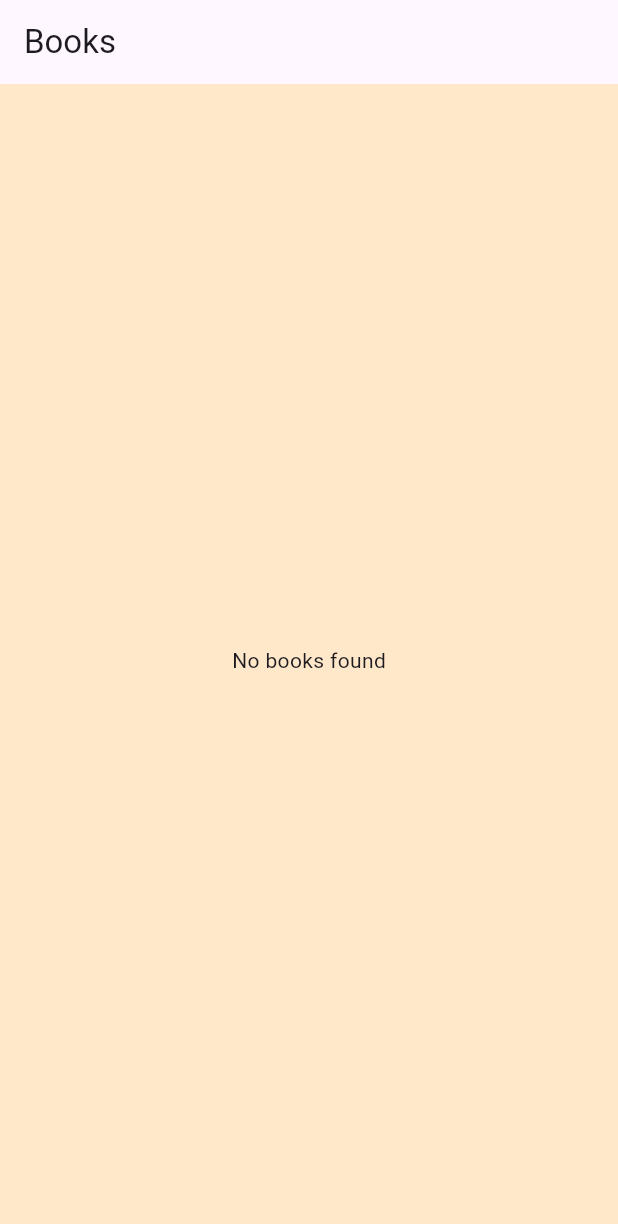
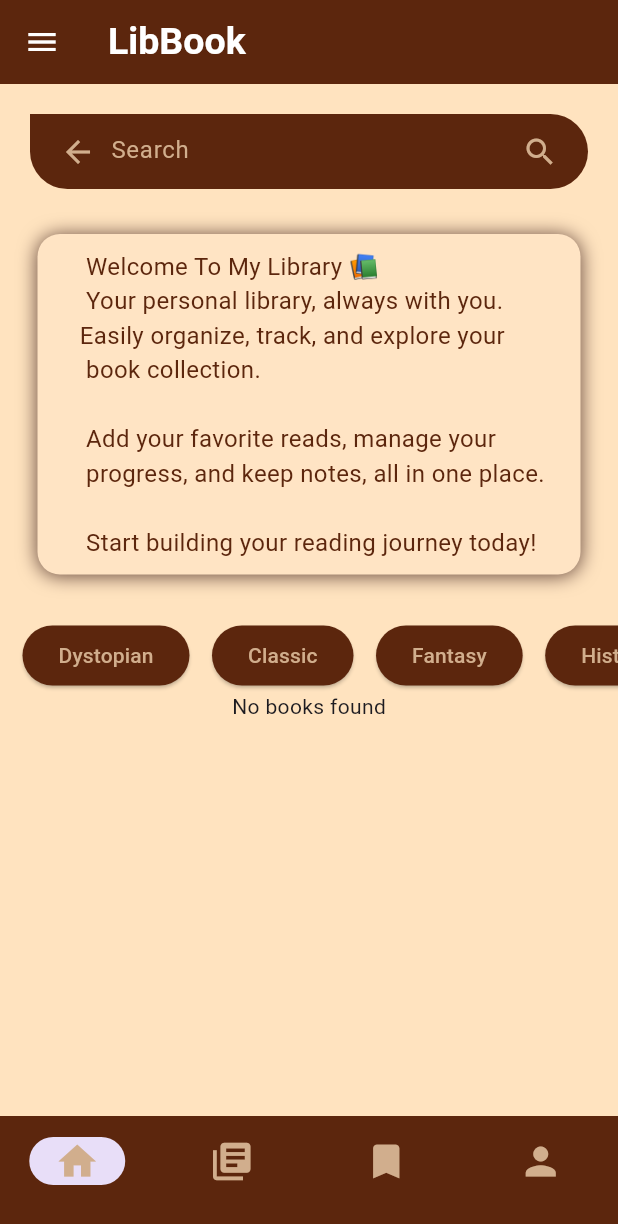
Before and after one commit to BatoolGhanima/Library-Flutter-Project, a Flutter app: the screen it shows after launch, on a phone screen of 412 x 824 dp. Shown: the top 1224 px of the screen. Run offline on Flutter 3.47's test engine with Material 3 defaults, Android fonts, the phone set to English and light mode, and no system bars; our stand-ins replace cloud_firestore, firebase_core, google_fonts; missing offline and left inert: flutter_pdfview; accounts and stored records are empty.

Commit message:
add details , pdfView , and edite some things

```diff
--- /dev/null
+++ b/lib/components/BookListView.dart
@@ -0,0 +1,89 @@
+import 'package:flutter/material.dart';
+import 'package:cloud_firestore/cloud_firestore.dart';
+import '../modules/item.dart';
+import '../pages/DetailsPage.dart';
+
+class BookListView extends StatefulWidget {
+  const BookListView({super.key});
+
+  @override
+  State<BookListView> createState() => _BookListViewState();
+}
+
+class _BookListViewState extends State<BookListView> {
+  final CollectionReference booksRef = FirebaseFirestore.instance.collection('books');
+  List<Book> favoriteBook = [];
+
+  @override
+  Widget build(BuildContext context) {
+    return StreamBuilder<QuerySnapshot>(
+      stream: booksRef.snapshots(),
+      builder: (context, snapshot) {
+        if (snapshot.connectionState == ConnectionState.waiting)
+          return Center(child: CircularProgressIndicator());
+
+        if (snapshot.hasError)
+          return Center(child: Text("Error: ${snapshot.error}"));
+
+        if (!snapshot.hasData || snapshot.data!.docs.isEmpty)
+          return Center(child: Text("No books found"));
+
+        final books = snapshot.data!.docs.map((doc) {
+          return Book.fromMap(doc.data() as Map<String, dynamic>);
+        }).toList();
+
+        return ListView.builder(
+          itemCount: books.length,
+          shrinkWrap: true,
+          physics: NeverScrollableScrollPhysics(), // حتى لا يحصل تصادم Scroll
+          itemBuilder: (context, index) {
+            final book = books[index];
+            return Card(
+              color: const Color.fromARGB(189, 233, 192, 162),
+              shape: RoundedRectangleBorder(
+                borderRadius: BorderRadius.circular(15),
+              ),
+              elevation: 5,
+              margin: EdgeInsets.all(20),
+              child: ListTile(
+                contentPadding: EdgeInsets.all(16),
+                leading: Card(
+                  shape: RoundedRectangleBorder(
+                    borderRadius: BorderRadius.circular(15),
+                  ),
+                  child: Image.network(book.image, width: 75, height: 75, fit: BoxFit.cover),
+                ),
+                title: Text(
+                  book.name,
+                  style: TextStyle(
+                    fontWeight: FontWeight.bold,
+                    color: Color.fromARGB(255, 125, 39, 0),
+                    fontSize: 20,
+                  ),
+                ),
+                subtitle: Text(
+                  book.author,
+                  style: TextStyle(color: Colors.white),
+                ),
+                trailing: IconButton(
+                  onPressed: () {
+                   setState(() {
+                     favoriteBook.add(book);
+                   });
+                  },
+                  icon: Icon(Icons.favorite_border_outlined, color:Color.fromARGB(255, 125, 39, 0) , size: 40,),
+                ),
+                onTap: () {
+                  Navigator.push(
+                    context,
+                    MaterialPageRoute(builder: (context) => DetailsPage(book: book)),
+                  );
+                },
+              ),
+            );
+          },
+        );
+      },
+    );
+  }
+}
--- /dev/null
+++ b/lib/components/HomeComponent.dart
@@ -0,0 +1,141 @@
+import 'package:flutter/material.dart';
+import 'package:google_fonts/google_fonts.dart';
+import 'package:library_app/components/BookListView.dart';
+
+class Homecomponent extends StatefulWidget {
+  const Homecomponent({super.key});
+
+  @override
+  State<Homecomponent> createState() => _HomecomponentState();
+}
+
+class _HomecomponentState extends State<Homecomponent> {
+
+  @override
+  Widget build(BuildContext context) {
+    return Scaffold(
+
+
+      backgroundColor: Color(0xFFFFE3BF),
+      body: ListView(
+        children: [
+          Container(
+            height: 50,
+            padding: EdgeInsets.all(10),
+            margin: EdgeInsets.all(20),
+
+            decoration: BoxDecoration(
+              color: Color(0xFF5C260D),
+              borderRadius: BorderRadius.only(bottomLeft:Radius.circular(25),topRight:Radius.circular(25),bottomRight:Radius.circular(25), ),
+            ),
+            child: Row(
+              children: [
+                SizedBox(width: 10),
+                Icon(Icons.arrow_back, color: Color(0xFFD1AE8D)),
+                SizedBox(width: 10),
+                Expanded(
+                  child: TextField(
+                    decoration: InputDecoration(
+                      hintText: 'Search',
+                      hintStyle: TextStyle(color: Color(0xFFD1AE8D)),
+                      border: InputBorder.none,
+                    ),
+                  ),
+                ),
+                Icon(Icons.search, color: Color(0xFFD1AE8D)),
+                SizedBox(width: 10),
+              ],
+            ),
+          ),
+
+
+          Container(
+            padding: EdgeInsets.all(10),
+            decoration: BoxDecoration(
+              color: Color(0xFFFFE4C4),
+              borderRadius: BorderRadius.circular(15),
+              boxShadow: [
+                BoxShadow(
+                  color: const Color.fromARGB(255, 100, 70, 59),
+                  blurRadius: 10,
+                  offset: Offset(0, 1),
+                ),
+
+              ],
+            ),
+            margin: EdgeInsets.only(top: 10, left:25, bottom: 20, right:25),
+
+            child: Center(
+              child: Text(
+                "  Welcome To My Library 📚\n  Your personal library, always with you.\n Easily organize, track, and explore your\n  book collection.\n\n  Add your favorite reads, manage your\n  progress, and keep notes, all in one place.\n\n  Start building your reading journey today!",
+                style: TextStyle(fontSize: 16, color: Color(0xFF5C260D)),
+              ),
+            ),
+          ),
+          SizedBox(height: 10),
+          SingleChildScrollView(
+            scrollDirection: Axis.horizontal,
+            child: Row(
+              children: [
+                SizedBox(width: 15),
+                ElevatedButton(
+                  onPressed: () {},
+                  style: ElevatedButton.styleFrom(
+                    backgroundColor: Color(0xFF5C260D),
+                  ),
+                  child: Text(
+                    "Dystopian",
+                    style: TextStyle(color: Color(0xFFD1AE8D)),
+                  ),
+                ),
+                SizedBox(width: 15),
+                ElevatedButton(
+                  onPressed: () {},
+                  style: ElevatedButton.styleFrom(
+                    backgroundColor: Color(0xFF5C260D),
+                  ),
+                  child: Text(
+                    "Classic"
+                    ,
+                    style: TextStyle(color: Color(0xFFD1AE8D)),
+                  ),
+                ),
+                SizedBox(width: 15),
+                ElevatedButton(
+                  onPressed: () {},
+                  style: ElevatedButton.styleFrom(
+                    backgroundColor: Color(0xFF5C260D),
+                  ),
+                  child: Text(
+                    "Fantasy",
+                    style: TextStyle(color: Color(0xFFD1AE8D)),
+                  ),
+                ),
+                SizedBox(width: 15),
+                ElevatedButton(
+                  onPressed: () {},
+                  style: ElevatedButton.styleFrom(
+
+                    backgroundColor: Color(0xFF5C260D),
+                  ),
+                  child: Text(
+                    "Historical",
+                    style: TextStyle(color: Color(0xFFD1AE8D)),
+                  ),
+                ),
+              ],
+              ),
+          ),
+          Column(
+            children:[
+             BookListView(),
+            ]
+          )
+        ],
+
+      ),
+
+
+    );
+  }
+}
--- a/lib/main.dart
+++ b/lib/main.dart
@@ -1,7 +1,10 @@
 import 'package:flutter/material.dart';
 import 'package:firebase_core/firebase_core.dart';
+import 'package:google_fonts/google_fonts.dart';
 import 'package:library_app/pages/BookListPage.dart';
+import 'package:library_app/pages/HomePage.dart';
 import 'firebase_options.dart';
+
 
 void main() async {
   WidgetsFlutterBinding.ensureInitialized();
@@ -17,8 +20,12 @@ class MyApp extends StatelessWidget {
   @override
   Widget build(BuildContext context) {
     return MaterialApp(
+      theme: ThemeData(
+    textTheme: GoogleFonts.dynaPuffTextTheme(),
+  ),
       title: 'Library App',
-     home: BookListPage()
+     home: Homepage(),
+     debugShowCheckedModeBanner: false,
     );
   }
 }
--- a/lib/modules/item.dart
+++ b/lib/modules/item.dart
@@ -5,10 +5,9 @@ class Book {
  final int date;
  final String about;
  final String image;
- final String link;
  final int count;
  final String pdfUrl;
- Book({required this.name,required this.author , required this.category, required this.image , required this.link , required this.about,required this.count , required this.date ,required this.pdfUrl,});
+ Book({required this.name,required this.author , required this.category, required this.image  , required this.about,required this.count , required this.date ,required this.pdfUrl,});
 Map<String , dynamic> toMap(){
   return {
     'name' : name,
@@ -18,13 +17,12 @@ Map<String , dynamic> toMap(){
     'date' : date,
     'image': image,
     'count':count,
-    'link':link,
     'pdfUrl': pdfUrl,
 
 
   };
 }
 factory Book.fromMap(Map<String , dynamic> map){
-  return Book(name: map['name'], author: map['author'], category: map['category'], image: map['image'], link: map['link'], about: map['about'], count: map['count'], date: map['date'], pdfUrl: map['pdfUrl']);
+  return Book(name: map['name'], author: map['author'], category: map['category'], image: map['image'], about: map['about'], count: map['count'], date: map['date'], pdfUrl: map['pdfUrl']);
 }
 }
--- /dev/null
+++ b/lib/pages/HomePage.dart
@@ -0,0 +1,155 @@
+import 'dart:ui';
+
+import 'package:flutter/material.dart';
+import 'package:library_app/components/HomeComponent.dart';
+import 'package:library_app/pages/BookListPage.dart';
+import 'package:library_app/components/BookListView.dart';
+import 'package:google_fonts/google_fonts.dart';
+
+class Homepage extends StatefulWidget {
+  const Homepage({super.key});
+
+  @override
+  State<Homepage> createState() => _HomePageState();
+}
+
+class _HomePageState extends State<Homepage> {
+  int index = 0;
+  List<Widget> list = [Homecomponent(),
+  BookListPage()];
+  @override
+  Widget build(BuildContext context) {
+    return Scaffold(
+appBar: AppBar(
+
+  iconTheme: IconThemeData(color: Colors.white , ),
+  backgroundColor: Color(0xFF5C260D),
+  title: Text(
+    "LibBook",
+    style: GoogleFonts.dynaPuff(
+      textStyle: const TextStyle(
+        color: Colors.white,
+        fontSize: 25,
+        fontWeight: FontWeight.bold,
+      ),
+    ),
+  ),
+),
+     drawer: Drawer(
+      shadowColor: Colors.brown,
+        backgroundColor: Color(0xFFE4C59E),
+        child: ListView(
+          children: [
+            DrawerHeader(
+              decoration: BoxDecoration(color: Color(0xFFAF8260)),
+              child: ListView(
+                children: [
+                  Row(
+                    children: [
+                      CircleAvatar(
+                        radius: 30,
+                        backgroundColor: Color(0xFFE4C59E),
+                      ),
+                      SizedBox(width: 150),
+                      IconButton(
+                        onPressed: () {},
+                        icon: Icon(Icons.edit, color: Color(0xFF5C260D)),
+                      ),
+                    ],
+                  ),
+                  SizedBox(height: 20),
+                  Text(
+                    "Kenana Jarroud\nkenana@gmail.com",
+                    style: TextStyle(
+                      color: Color(0xFF5C260D),
+                      fontSize: 13,
+                      fontWeight: FontWeight.bold,
+                    ),
+                  ),
+                ],
+              ),
+            ),
+            ListTile(
+              title: Text(
+                "settings",
+                style: TextStyle(color: Color(0xFF5C260D)),
+              ),
+              leading: Icon(Icons.settings, color: Color(0xFFAF8260)),
+            ),
+            Divider(color: Color(0xFFAF8260), thickness: 0.5),
+            ListTile(
+              title: Text("Theme", style: TextStyle(color: Color(0xFF5C260D))),
+              leading: Icon(Icons.brightness_6, color: Color(0xFFAF8260)),
+            ),
+            Divider(color: Color(0xFFAF8260), thickness: 0.5),
+            ListTile(
+              title: Text(
+                "Language",
+                style: TextStyle(color: Color(0xFF5C260D)),
+              ),
+              leading: Icon(Icons.language, color: Color(0xFFAF8260)),
+            ),
+            Divider(color: Color(0xFFAF8260), thickness: 0.5),
+            ListTile(
+              title: Text("Logout", style: TextStyle(color: Color(0xFF5C260D))),
+              leading: Icon(Icons.logout, color: Color(0xFFAF8260)),
+            ),
+          ],
+        ),
+      ),
+
+
+      backgroundColor: Color(0xFFFFE3BF),
+      body: Stack(
+
+
+
+        children: [
+           Container(
+            decoration: BoxDecoration(
+              image: DecorationImage(
+                image: AssetImage("assets/images/bookBackground.jpg"),
+                fit: BoxFit.cover,
+              ),
+            ),
+          ),
+           BackdropFilter(
+            filter: ImageFilter.blur(sigmaX: 5, sigmaY: 5),
+            child: Container(color: Colors.black.withOpacity(0)), // تحتاج لوجود Container هنا لتفعيل الضبابية
+          ),
+
+
+
+          list[index]]),
+
+      bottomNavigationBar: NavigationBar(
+        selectedIndex: index,
+        onDestinationSelected: (value) {
+          setState(() {
+            index = value;
+          });
+        },
+        destinations: [
+          NavigationDestination(
+            icon: Icon(Icons.home, color: Color(0xFFD1AE8D), size: 30),
+            label: "",
+          ),
+          NavigationDestination(
+            icon: Icon(Icons.library_books, color: Color(0xFFD1AE8D), size: 30),
+            label: "",
+          ),
+          NavigationDestination(
+            icon: Icon(Icons.bookmark, color: Color(0xFFD1AE8D), size: 30),
+            label: "",
+          ),
+          NavigationDestination(
+            icon: Icon(Icons.person, color: Color(0xFFD1AE8D), size: 30),
+            label: "",
+
+          ),
+        ],
+        backgroundColor: Color(0xFF5C260D),
+      ),
+    );
+  }
+}
--- a/lib/pages/PdfViewerPage.dart
+++ b/lib/pages/PdfViewerPage.dart
@@ -51,7 +51,8 @@ class _PdfViewerPageState extends State<PdfViewerPage> {
   Widget build(BuildContext context) {
     return Scaffold(
       appBar: AppBar(
-        title: Text("Reading Book"),
+        backgroundColor:  Color.fromARGB(199, 125, 40, 0),
+        title: Text("Reading Book") ,
       ),
       body: FutureBuilder<File>(
         future: _pdfFile,
```
Also changed, not shown: lib/pages/BookListPage.dart (+117 -88 lines), lib/pages/DetailsPage.dart (+22 -14 lines), lib/pages/FavoritePage.dart (added, +19 -0 lines), pubspec.yaml (+6 -71 lines), assets/fonts/DynaPuff-Regular.ttf (added), assets/images/bookBackground.jpg (added), pubspec.lock.
